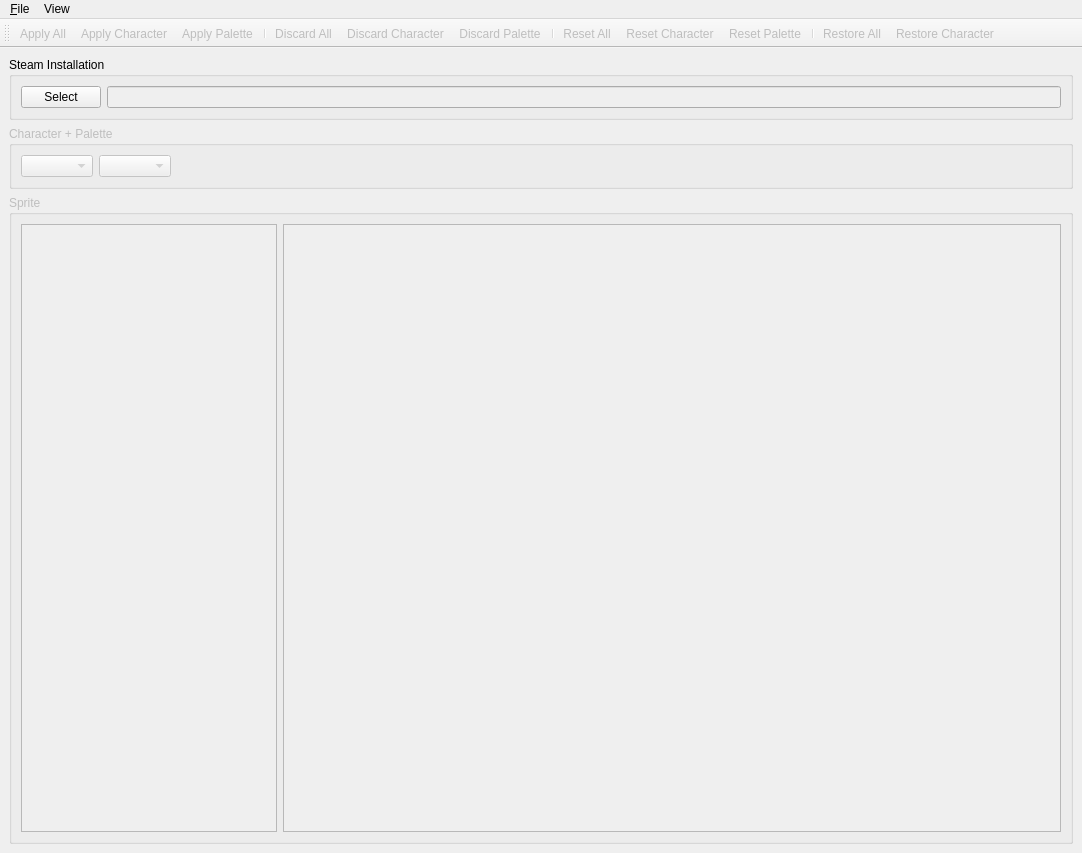
slacknate/bbsed, file bbsed/ui/mainwindow.ui: the form before one commit.
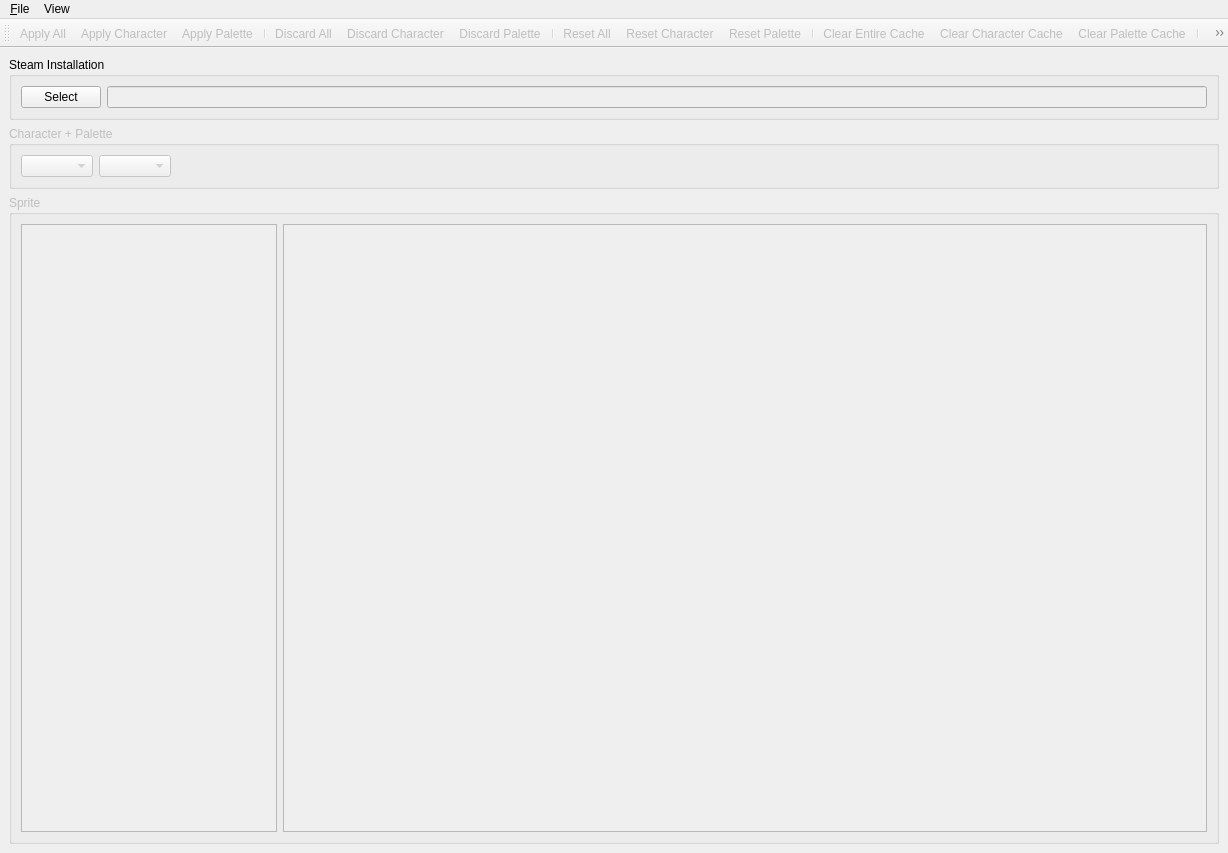
The form after the commit.

Commit message: [bbsed] implement a way to clear cache files within the app

What changed in the file:
```diff
--- a/bbsed/ui/mainwindow.ui
+++ b/bbsed/ui/mainwindow.ui
@@ -2,11 +2,14 @@
 <ui version="4.0">
  <class>MainWindow</class>
  <widget class="QMainWindow" name="MainWindow">
+  <property name="enabled">
+   <bool>true</bool>
+  </property>
   <property name="geometry">
    <rect>
     <x>0</x>
     <y>0</y>
-    <width>1082</width>
+    <width>1228</width>
     <height>853</height>
    </rect>
   </property>
@@ -130,6 +133,10 @@
    <addaction name="reset_character"/>
    <addaction name="reset_palette"/>
    <addaction name="separator"/>
+   <addaction name="clear_entire_cache"/>
+   <addaction name="clear_character_cache"/>
+   <addaction name="clear_palette_cache"/>
+   <addaction name="separator"/>
    <addaction name="restore_all"/>
    <addaction name="restore_character"/>
   </widget>
@@ -138,7 +145,7 @@
     <rect>
      <x>0</x>
      <y>0</y>
-     <width>1082</width>
+     <width>1228</width>
      <height>21</height>
     </rect>
    </property>
@@ -280,6 +287,30 @@
     <string>Zoom Dialog</string>
    </property>
   </action>
+  <action name="clear_entire_cache">
+   <property name="text">
+    <string>Clear Entire Cache</string>
+   </property>
+   <property name="toolTip">
+    <string>Clear all cached data</string>
+   </property>
+  </action>
+  <action name="clear_character_cache">
+   <property name="text">
+    <string>Clear Character Cache</string>
+   </property>
+   <property name="toolTip">
+    <string>Clear cached character data</string>
+   </property>
+  </action>
+  <action name="clear_palette_cache">
+   <property name="text">
+    <string>Clear Palette Cache</string>
+   </property>
+   <property name="toolTip">
+    <string>Clear cached palette files</string>
+   </property>
+  </action>
  </widget>
  <resources/>
  <connections/>
```
Left out of the diff: 2 changed lines with no effect on the pictures. The commit also changes 5 other files.
